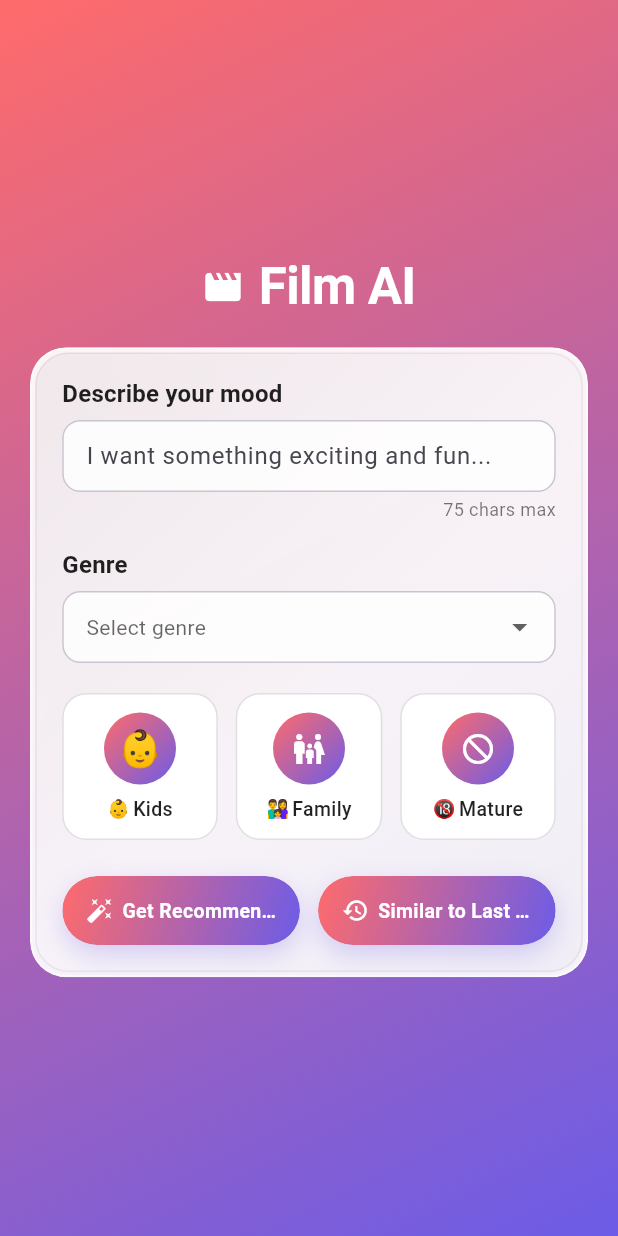
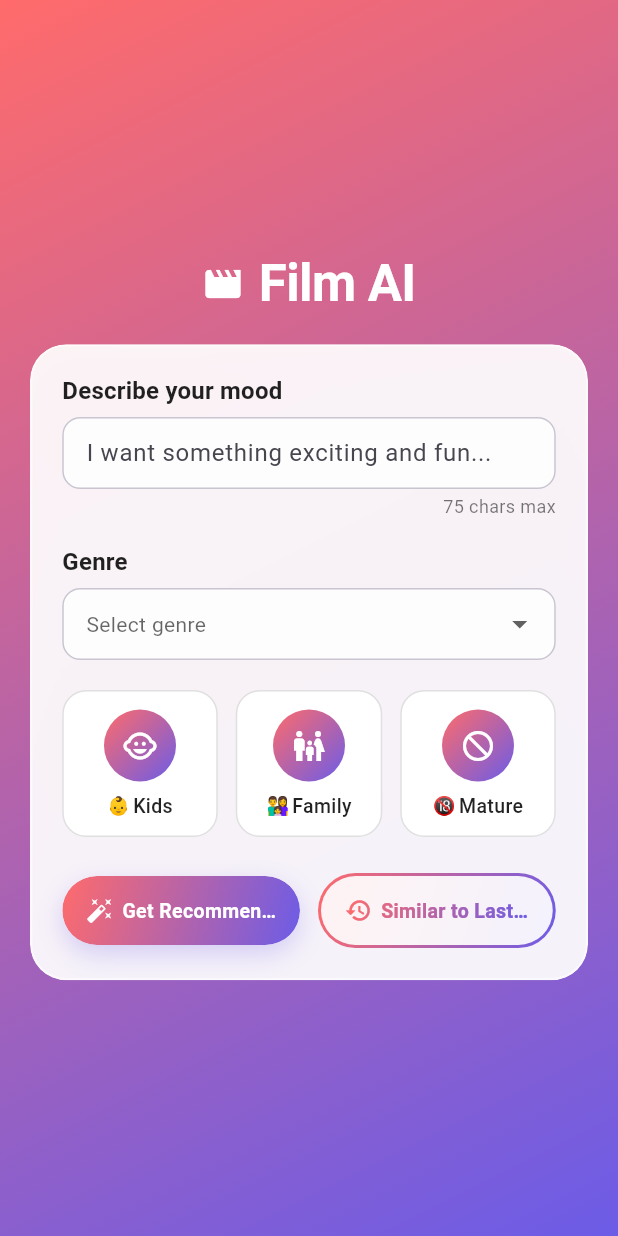
Before and after one commit to dev3019/film_ai, a Flutter app: the screen it shows after launch, on a phone screen of 412 x 824 dp. Run offline on Flutter 3.47's test engine with Material 3 defaults, Android fonts, the phone set to English and light mode, and no system bars.

Commit message:
fix(ui): restore outlined secondary button and kids icon color
Revert the frosted-card inner overlay, make the secondary action button outlined with a gradient border and gradient label/icon, and switch the Kids tile main icon to a white baby-face icon.

```diff
--- a/lib/features/input/widgets/action_buttons.dart
+++ b/lib/features/input/widgets/action_buttons.dart
@@ -25,7 +25,7 @@ class ActionButtons extends StatelessWidget {
       children: [
         // Primary button - Get Recommendations
         Expanded(
-          child: _GradientActionButton(
+          child: _GradientFilledButton(
             label: 'Get Recommendations',
             icon: Icons.auto_fix_high,
             onPressed: onGetRecommendations,
@@ -34,7 +34,7 @@ class ActionButtons extends StatelessWidget {
         const SizedBox(width: 12),
         // Secondary button - Similar to Last Time
         Expanded(
-          child: _GradientActionButton(
+          child: _GradientOutlinedButton(
             label: 'Similar to Last Time',
             icon: Icons.history,
             onPressed: onSimilarToLastTime,
@@ -45,8 +45,8 @@ class ActionButtons extends StatelessWidget {
   }
 }
 
-class _GradientActionButton extends StatelessWidget {
-  const _GradientActionButton({
+class _GradientFilledButton extends StatelessWidget {
+  const _GradientFilledButton({
     required this.label,
     required this.icon,
     this.onPressed,
@@ -135,3 +135,93 @@ class _GradientActionButton extends StatelessWidget {
     );
   }
 }
+
+class _GradientOutlinedButton extends StatelessWidget {
+  const _GradientOutlinedButton({
+    required this.label,
+    required this.icon,
+    this.onPressed,
+  });
+
+  final String label;
+  final IconData icon;
+  final VoidCallback? onPressed;
+
+  @override
+  Widget build(BuildContext context) {
+    const double radius = 28;
+    const double borderWidth = 2;
+    final bool enabled = onPressed != null;
+
+    final LinearGradient gradient = enabled
+        ? AppColors.backgroundGradient
+        : LinearGradient(
+            begin: Alignment.topLeft,
+            end: Alignment.bottomRight,
+            colors: <Color>[
+              AppColors.coral.withValues(alpha: 0.35),
+              AppColors.purple.withValues(alpha: 0.35),
+            ],
+          );
+
+    final Color fallbackForeground = enabled
+        ? AppColors.purple
+        : AppColors.purple.withValues(alpha: 0.55);
+
+    return Semantics(
+      button: true,
+      enabled: enabled,
+      label: label,
+      child: DecoratedBox(
+        decoration: BoxDecoration(
+          gradient: gradient,
+          borderRadius: BorderRadius.circular(radius),
+        ),
+        child: Padding(
+          padding: const EdgeInsets.all(borderWidth),
+          child: Material(
+            color: Colors.white.withValues(alpha: 0.92),
+            borderRadius: BorderRadius.circular(radius - borderWidth),
+            clipBehavior: Clip.antiAlias,
+            child: InkWell(
+              onTap: onPressed,
+              child: Padding(
+                padding: const EdgeInsets.symmetric(
+                  vertical: 14,
+                  horizontal: 16,
+                ),
+                child: ShaderMask(
+                  blendMode: BlendMode.srcIn,
+                  shaderCallback: (Rect bounds) =>
+                      gradient.createShader(bounds),
+                  child: Row(
+                    mainAxisAlignment: MainAxisAlignment.center,
+                    children: [
+                      Icon(
+                        icon,
+                        size: 18,
+                        color: enabled ? Colors.white : fallbackForeground,
+                      ),
+                      const SizedBox(width: 6),
+                      Flexible(
+                        child: Text(
+                          label,
+                          style: TextStyle(
+                            fontSize: 13,
+                            fontWeight: FontWeight.w600,
+                            color: enabled ? Colors.white : fallbackForeground,
+                          ),
+                          overflow: TextOverflow.ellipsis,
+                        ),
+                      ),
+                    ],
+                  ),
+                ),
+              ),
+            ),
+          ),
+        ),
+      ),
+    );
+  }
+}
--- a/lib/features/input/widgets/age_selector.dart
+++ b/lib/features/input/widgets/age_selector.dart
@@ -4,7 +4,7 @@ import '../../../core/theme/app_colors.dart';
 
 /// Age suitability categories for movie recommendations.
 enum AgeCategory {
-  kids('Kids', Icons.child_friendly),
+  kids('Kids', Icons.child_care),
   family('Family', Icons.family_restroom),
   mature('Mature', Icons.not_interested);
 
@@ -110,16 +110,7 @@ class _AgeTile extends StatelessWidget {
                   mainAxisSize: MainAxisSize.min,
                   children: [
                     // Icon with gradient background
-                    _GradientIconCircle(
-                      size: 48,
-                      icon: category == AgeCategory.kids ? null : category.icon,
-                      child: category == AgeCategory.kids
-                          ? Text(
-                              _getEmoji(category),
-                              style: const TextStyle(fontSize: 24, height: 1),
-                            )
-                          : null,
-                    ),
+                    _GradientIconCircle(size: 48, icon: category.icon),
                     const SizedBox(height: 8),
                     Row(
                       mainAxisAlignment: MainAxisAlignment.center,
@@ -167,16 +158,13 @@ class _AgeTile extends StatelessWidget {
 
 /// A circular icon container with gradient background.
 class _GradientIconCircle extends StatelessWidget {
-  const _GradientIconCircle({required this.size, this.icon, this.child});
+  const _GradientIconCircle({required this.icon, required this.size});
 
+  final IconData icon;
   final double size;
-  final IconData? icon;
-  final Widget? child;
 
   @override
   Widget build(BuildContext context) {
-    assert((icon == null) != (child == null), 'Provide either icon or child');
-
     return Container(
       width: size,
       height: size,
@@ -184,9 +172,7 @@ class _GradientIconCircle extends StatelessWidget {
         gradient: AppColors.backgroundGradient,
         shape: BoxShape.circle,
       ),
-      child: Center(
-        child: child ?? Icon(icon, color: Colors.white, size: size * 0.5),
-      ),
+      child: Icon(icon, color: Colors.white, size: size * 0.5),
     );
   }
 }
--- a/lib/shared/widgets/frosted_card.dart
+++ b/lib/shared/widgets/frosted_card.dart
@@ -29,14 +29,13 @@ class FrostedCard extends StatelessWidget {
 
   @override
   Widget build(BuildContext context) {
-    final double innerRadius = (borderRadius - 2).clamp(0.0, borderRadius);
-
     return ClipRRect(
       borderRadius: BorderRadius.circular(borderRadius),
       child: BackdropFilter(
         filter: ImageFilter.blur(sigmaX: blurSigma, sigmaY: blurSigma),
         child: Container(
           width: double.infinity,
+          padding: padding,
           decoration: BoxDecoration(
             // High opacity white for clean, readable frosted effect
             color: Colors.white.withValues(alpha: 0.92),
@@ -53,38 +52,7 @@ class FrostedCard extends StatelessWidget {
               ),
             ],
           ),
-          child: Stack(
-            children: [
-              // Subtle inner "smoky" edge tint to match the mock.
-              Positioned.fill(
-                child: IgnorePointer(
-                  child: Padding(
-                    padding: const EdgeInsets.all(2),
-                    child: DecoratedBox(
-                      decoration: BoxDecoration(
-                        borderRadius: BorderRadius.circular(innerRadius),
-                        border: Border.all(
-                          color: Colors.black.withValues(alpha: 0.06),
-                          width: 1,
-                        ),
-                        gradient: LinearGradient(
-                          begin: Alignment.topLeft,
-                          end: Alignment.bottomRight,
-                          colors: <Color>[
-                            Colors.black.withValues(alpha: 0.045),
-                            Colors.transparent,
-                            Colors.black.withValues(alpha: 0.02),
-                          ],
-                          stops: const <double>[0.0, 0.55, 1.0],
-                        ),
-                      ),
-                    ),
-                  ),
-                ),
-              ),
-              Padding(padding: padding, child: child),
-            ],
-          ),
+          child: child,
         ),
       ),
     );
```
